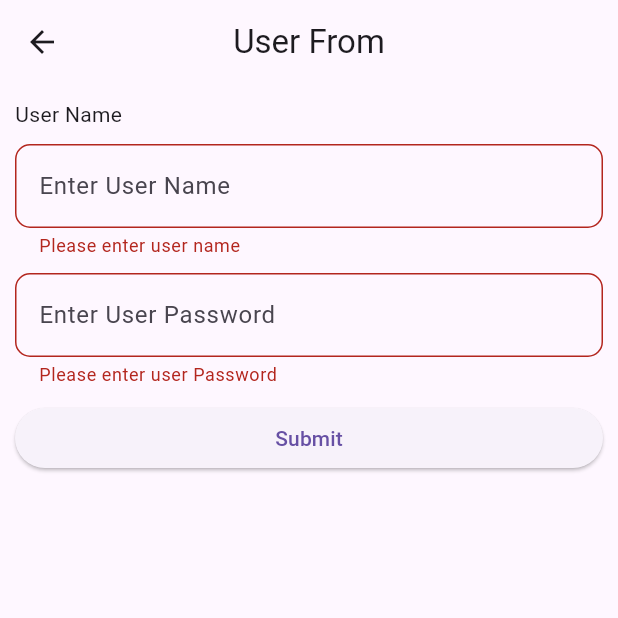
After one commit to hadeed24/SWAT, a Flutter app: the UserFromScreen screen opened directly, after a tap on "Submit", on a phone screen of 412 x 824 dp, the top half of it. The commit adds this screen. Run offline on Flutter 3.47's test engine with Material 3 defaults, Android fonts, the phone set to English and light mode, and no system bars.

Commit message:
first commit

```diff
--- a/lib/OnlineComplainForum/OnlineComplainForum.dart
+++ b/lib/OnlineComplainForum/OnlineComplainForum.dart
@@ -140,6 +140,7 @@ class _OnlineComplainForumState extends State<OnlineComplainForum> {
                 isCnic: false,
                 needFormatter: false,
                 keyboard_type: TextInputType.name,
+
               ),
               const SizedBox(
                 height: 7,
--- a/lib/OnlineComplainForum/common.dart
+++ b/lib/OnlineComplainForum/common.dart
@@ -8,12 +8,12 @@ class T_T extends StatelessWidget {
     required this.hint_text,
     this.keyboard_type,
     required this.SecondWidget,
-    required TextEditingController controller,
+    required this.controller,
     required this.maxlength,
     required this.maxlines,
     required this.isCnic,
     required this.needFormatter,
-  }) : controller = controller;
+  });
 
   final String heading;
   final String hint_text;
@@ -24,21 +24,18 @@ class T_T extends StatelessWidget {
   final int maxlines;
   final bool isCnic;
   final bool needFormatter;
-  String? get errorText {
-// at any time, we can get the text from _controller.value.text
-    final text = controller.value.text;
-// Note: you can do your own custom validation here
-// Move this logic this outside the widget for more testable code
-    if (text.isEmpty) {
-      return 'Can\'t be empty';
+
+  String? _validateInput(
+    String? value,
+  ) {
+    if (isCnic && value!.length < 15) {
+      return 'aaa';
     }
-    if (text.length < 4) {
-      return 'Too short';
+    if (isCnic == false && value!.length < 12) {
+      return 'ggg';
     }
-// return null if the text is valid
     return null;
   }
-// then, in the build method:
 
   @override
   Widget build(BuildContext context) {
@@ -57,7 +54,8 @@ class T_T extends StatelessWidget {
         ),
         SecondWidget
             ? Container()
-            : TextFormField(
+            : Form(
+              child: TextFormField(
                   inputFormatters: needFormatter
                       ? [
                           FilteringTextInputFormatter.digitsOnly,
@@ -77,17 +75,20 @@ class T_T extends StatelessWidget {
                   controller: controller,
                   keyboardType: keyboard_type ?? TextInputType.text,
                   decoration: InputDecoration(
-                  focusedBorder: const OutlineInputBorder(
+                    focusedBorder:  OutlineInputBorder(
                       borderRadius: BorderRadius.all(Radius.circular(5)),
                       borderSide: BorderSide(
                           color: Colors.blue), // Border color when focused
                     ),
-                  enabledBorder: const OutlineInputBorder(
+                    enabledBorder:  OutlineInputBorder(
                       borderRadius: BorderRadius.all(Radius.circular(5)),
                       borderSide: BorderSide(
                           color: Colors.grey), // Border color when not focused
                     ),
                     hintText: hint_text,
+                  ),
+             //     validator: needFormatter ? _validateInput : null,
+             //     autovalidateMode: AutovalidateMode.onUserInteraction,
                 ),
             ),
       ],
--- a/lib/main.dart
+++ b/lib/main.dart
@@ -11,7 +11,7 @@ class MyApp extends StatelessWidget {
   // This widget is the root of your application.
   @override
   Widget build(BuildContext context) {
-    return const MaterialApp(
+    return  MaterialApp(
       debugShowCheckedModeBanner: false,
       home: OnlineComplainForum(),
     );
--- /dev/null
+++ b/lib/views/user_from.dart
@@ -0,0 +1,100 @@
+import 'package:flutter/material.dart';
+
+class UserFromScreen extends StatefulWidget {
+  const UserFromScreen({Key? key}) : super(key: key);
+
+  @override
+  State<UserFromScreen> createState() => _UserFromScreenState();
+}
+
+class _UserFromScreenState extends State<UserFromScreen> {
+  final _formKey = GlobalKey<FormState>();
+
+  final TextEditingController userName = TextEditingController();
+  final TextEditingController password = TextEditingController();
+
+  @override
+  Widget build(BuildContext context) {
+    return Scaffold(
+      appBar: AppBar(
+        centerTitle: true,
+        title: const Text("User From"),
+      ),
+      body: Padding(
+        padding: const EdgeInsets.all(10.0),
+        child: Form(
+          key: _formKey,
+          child: ListView(
+            children: [
+              const Text("User Name"),
+              const SizedBox(
+                height: 10,
+              ),
+              TextFormField(
+                // keyboardType: TextInputType.number,
+                // maxLength: 10,
+                controller: userName,
+                decoration: InputDecoration(
+                  hintText: "Enter User Name",
+                  border: OutlineInputBorder(
+                    borderRadius: BorderRadius.circular(10.0),
+                    borderSide: const BorderSide(),
+                  ),
+                ),
+                validator: (value) {
+                  if (value == null || value.isEmpty) {
+                    return 'Please enter user name';
+                  }
+                  return null;
+                },
+              ),
+              const SizedBox(
+                height: 10,
+              ),
+              TextFormField(
+                obscureText: true,
+                controller: password,
+                decoration: InputDecoration(
+                  hintText: "Enter User Password",
+                  border: OutlineInputBorder(
+                    borderRadius: BorderRadius.circular(10.0),
+                    borderSide: const BorderSide(),
+                  ),
+                ),
+                validator: (value) {
+                  if (value == null || value.isEmpty) {
+                    return 'Please enter user Password';
+                  }
+                  return null;
+                },
+              ),
+              const SizedBox(
+                height: 10,
+              ),
+              ElevatedButton(
+                onPressed: () {
+                  if (_formKey.currentState!.validate()) {
+                    print("Validated");
+
+                    print(
+                        " User Name ${userName.text}, Password ${password.text}");
+
+                    Map userRequiredData = {
+                      "user_name": userName.text,
+                      "password": password.text
+                    };
+
+                    print(userRequiredData);
+                  } else {
+                    print("Not Validated");
+                  }
+                },
+                child: const Text('Submit'),
+              ),
+            ],
+          ),
+        ),
+      ),
+    );
+  }
+}
```
Lines whose indentation alone changed are shown as unchanged.
